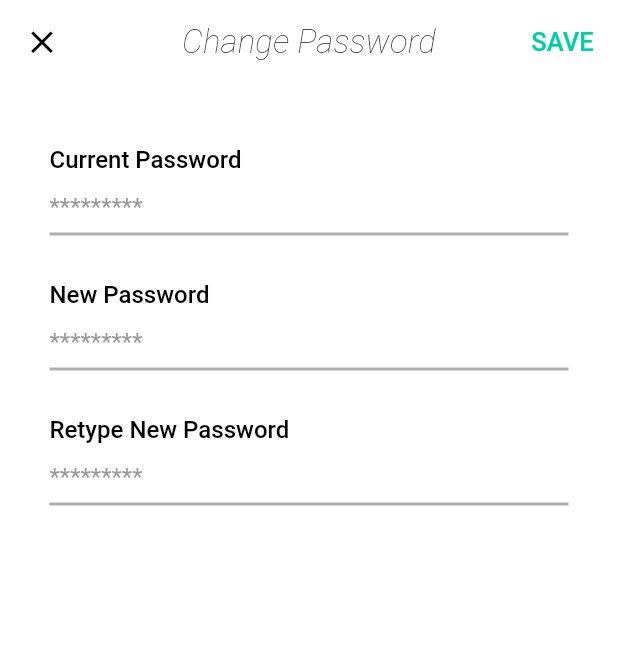
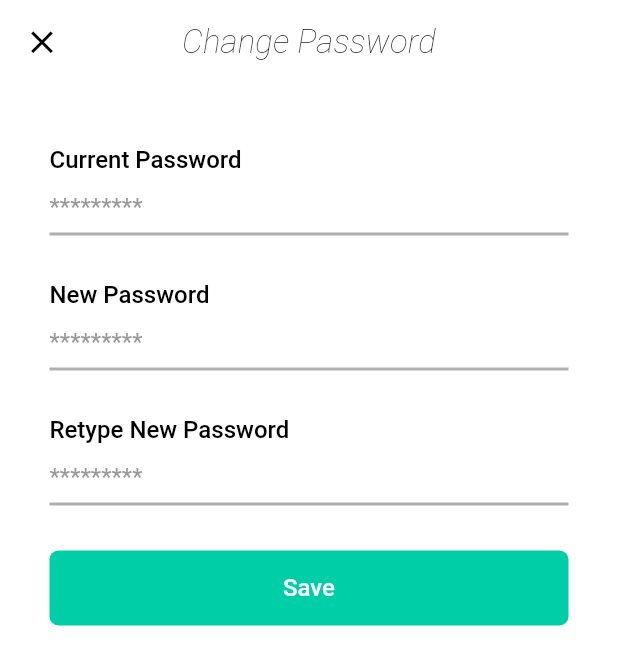
Before and after one commit to duykhanp7/TravelApplication, a Flutter app: the EditingProfile screen opened by its route, after a tap on "Change password", on a phone screen of 412 x 824 dp. Shown: the top 665 px of the screen. Run offline on Flutter 3.47's test engine with Material 2 defaults, Android fonts, the phone set to English and light mode, and no system bars; our stand-ins replace bloc, bloc_concurrency, camera, dio, equatable, flutter_bloc and 10 more; missing offline and left inert: video_viewer; accounts and stored records are empty.

Commit message:
TRAVEL-49-implement-api-reset-password

```diff
--- a/lib/common/enum/enums.dart
+++ b/lib/common/enum/enums.dart
@@ -39,4 +39,4 @@ enum Searching { itemTourGuides, itemsTours }
 
 enum EditTripInformationMode { createNewTrip, editTripInformation }
 
-enum Password { reset, change }
+enum PasswordMode { reset, change }
--- a/lib/data/dio/api_client.dart
+++ b/lib/data/dio/api_client.dart
@@ -1,6 +1,6 @@
 import 'package:dio/dio.dart';
-import 'package:flutter/cupertino.dart';
 import 'package:travel_booking_tour/data/dio/api_interface.dart';
+import 'package:travel_booking_tour/data/dio/dio_interceptor.dart';
 import 'package:travel_booking_tour/data/network/network_exception.dart';
 
 class ApiService implements ApiInterface {
@@ -17,6 +17,7 @@ class ApiService implements ApiInterface {
     // _baseOptions.contentType = 'application/json';
     // _baseOptions.headers = {'Content-Type': 'application/json'};
     // dio.options = _baseOptions;
+    dio.interceptors.add(DioInterceptor());
   }
 
   @override
--- a/lib/features/auth/change_password/bloc/bloc_change_password_event.dart
+++ b/lib/features/auth/change_password/bloc/bloc_change_password_event.dart
@@ -10,14 +10,14 @@ class BlocChangePasswordEventInitial extends BlocChangePasswordEvent {
 class BlocChangePasswordEventChangeCurrentPassword
     extends BlocChangePasswordEvent {
   BlocChangePasswordEventChangeCurrentPassword({required this.currentPassword});
-  final String currentPassword;
+  final String? currentPassword;
   @override
   List<Object?> get props => [currentPassword];
 }
 
 class BlocChangePasswordEventChangeNewPassword extends BlocChangePasswordEvent {
   BlocChangePasswordEventChangeNewPassword({required this.newPassword});
-  final String newPassword;
+  final String? newPassword;
   @override
   List<Object?> get props => [newPassword];
 }
@@ -26,7 +26,7 @@ class BlocChangePasswordEventChangeRetypeNewPassword
     extends BlocChangePasswordEvent {
   BlocChangePasswordEventChangeRetypeNewPassword(
       {required this.retypePassword});
-  final String retypePassword;
+  final String? retypePassword;
   @override
   List<Object?> get props => [retypePassword];
 }
--- a/lib/features/auth/change_password/bloc/bloc_change_password_state.dart
+++ b/lib/features/auth/change_password/bloc/bloc_change_password_state.dart
@@ -16,9 +16,9 @@ class BlocChangePasswordStateTokenResetPasswordInvalid
   List<Object?> get props => [time];
 }
 
-class BlocChangePasswordStateSendEmailResult extends BlocChangePasswordState {
-  BlocChangePasswordStateSendEmailResult({required this.appResult});
+class BlocChangePasswordStateResult extends BlocChangePasswordState {
+  BlocChangePasswordStateResult({required this.appResult});
   final AppResult appResult;
   @override
-  List<Object?> get props => [];
+  List<Object?> get props => [appResult];
 }
--- a/lib/features/auth/change_password/change_password_screen.dart
+++ b/lib/features/auth/change_password/change_password_screen.dart
@@ -7,6 +7,7 @@ import 'package:travel_booking_tour/common/enum/enums.dart';
 import 'package:travel_booking_tour/features/auth/change_password/bloc/bloc_change_password_event.dart';
 import 'package:travel_booking_tour/features/auth/change_password/bloc/bloc_change_password_state.dart';
 import 'package:travel_booking_tour/res/app_appbar.dart';
+import 'package:travel_booking_tour/res/button.dart';
 import 'package:travel_booking_tour/router/path.dart';
 
 import '../../../res/app_dialog.dart';
@@ -14,7 +15,6 @@ import '../../../res/colors.dart';
 import '../../../res/input_field.dart';
 import '../../../res/styles.dart';
 import '../../../res/system.dart';
-import '../../../res/validator.dart';
 import '../../../router/routes.dart';
 import 'bloc/bloc_change_password_screen.dart';
 
@@ -28,7 +28,7 @@ class ChangePasswordScreen extends StatefulWidget {
 }
 
 class _ChangePasswordScreen extends State<ChangePasswordScreen> {
-  Password mode = Password.change;
+  PasswordMode mode = PasswordMode.change;
   late FToast fToast;
   late BlocChangePasswordScreen _blocChangePasswordScreen;
 
@@ -45,9 +45,16 @@ class _ChangePasswordScreen extends State<ChangePasswordScreen> {
   @override
   Widget build(BuildContext context) {
     mode = (ModalRoute.of(context)?.settings.arguments as Map)[AppConstant.data]
-        as Password;
+        as PasswordMode;
 
-    return BlocListener<BlocChangePasswordScreen, BlocChangePasswordState>(
+    _blocChangePasswordScreen.setModePassword(mode);
+
+    return WillPopScope(
+      onWillPop: () async {
+        _blocChangePasswordScreen.currentPasswordController.text = '';
+        return true;
+      },
+      child: BlocListener<BlocChangePasswordScreen, BlocChangePasswordState>(
         listenWhen: (previous, current) =>
             current is BlocChangePasswordStateTokenResetPasswordInvalid,
         listener: (context, state) {
@@ -55,7 +62,8 @@ class _ChangePasswordScreen extends State<ChangePasswordScreen> {
             context: context,
             builder: (context) => AppDialog(
               typeDialog: TypeDialog.info,
-            content: 'The reset password token is expired, try to resend email',
+              content:
+                  'The reset password token is expired, try to resend email',
               negativeTitle: 'Dismiss',
               positiveTitle: 'OK',
               positiveAction: () {
@@ -66,27 +74,10 @@ class _ChangePasswordScreen extends State<ChangePasswordScreen> {
           );
         },
         child: Scaffold(
-        appBar: AppbarApp(
-            title: 'Change Password',
-            suffixWidget: Container(
-              alignment: Alignment.center,
-              width: 42,
-              height: 20,
-              margin: const EdgeInsets.only(right: 16),
-              child: InkWell(
-                child: Text(
-                  'SAVE',
-                  style: AppStyles.titleMedium.copyWith(
-                      fontSize: 17,
-                      fontWeight: FontWeight.w500,
-                      color: AppColors.primary),
-                ),
-                onTap: () => _blocChangePasswordScreen
-                    .add(BlocChangePasswordEventClickButtonSave()),
-              ),
-            )),
+          appBar: const AppbarApp(title: 'Change Password'),
           backgroundColor: AppColors.white,
           body: _buildBody(),
+        ),
       ),
     );
   }
@@ -95,27 +86,39 @@ class _ChangePasswordScreen extends State<ChangePasswordScreen> {
     return SafeArea(
         child: Padding(
       padding: const EdgeInsets.fromLTRB(33, 41, 33, 41),
+      child: SingleChildScrollView(
+        physics: const BouncingScrollPhysics(),
+        child: Form(
+          key: _blocChangePasswordScreen.formKeyChangePassword,
           child: Column(
             children: [
-          mode == Password.change
+              mode == PasswordMode.change
                   ? Container(
                       alignment: Alignment.centerLeft,
                       child: AppTextField(
                           hintText: '*********',
+                          textEditingController: _blocChangePasswordScreen
+                              .currentPasswordController,
                           obsecureText: true,
                           labelText: "Current Password",
-                      validator: AppValidator.validateTextFieldPasword,
-                      onChange: (value) {}),
+                          validator: _blocChangePasswordScreen
+                              .validateTextFieldCurrentPasword,
+                          onChange: (value) => _blocChangePasswordScreen.add(
+                              BlocChangePasswordEventChangeCurrentPassword(
+                                  currentPassword: value))),
                     )
                   : Container(),
-          mode == Password.change ? const SizedBox(height: 30) : Container(),
+              mode == PasswordMode.change
+                  ? const SizedBox(height: 30)
+                  : Container(),
               Container(
                 alignment: Alignment.centerLeft,
                 child: AppTextField(
                     hintText: '*********',
                     obsecureText: true,
                     labelText: "New Password",
-                validator: AppValidator.validateTextFieldPasword,
+                    validator:
+                        _blocChangePasswordScreen.validateTextFieldNewPasword,
                     onChange: (value) => _blocChangePasswordScreen.add(
                         BlocChangePasswordEventChangeNewPassword(
                             newPassword: value))),
@@ -127,12 +130,39 @@ class _ChangePasswordScreen extends State<ChangePasswordScreen> {
                     hintText: '*********',
                     obsecureText: true,
                     labelText: "Retype New Password",
-                validator: AppValidator.validateTextFieldPasword,
+                    validator:
+                        _blocChangePasswordScreen.validateTextFieldRePasword,
                     onChange: (value) => _blocChangePasswordScreen.add(
                         BlocChangePasswordEventChangeRetypeNewPassword(
                             retypePassword: value))),
               ),
+              const SizedBox(height: 30),
+              BlocBuilder<BlocChangePasswordScreen, BlocChangePasswordState>(
+                builder: (context, state) {
+                  bool isLoading = false;
+                  if (state is BlocChangePasswordStateResult) {
+                    if (state.appResult.state == ResultState.loading) {
+                      isLoading = true;
+                    } else if (state.appResult.state == ResultState.success ||
+                        state.appResult.state == ResultState.fail) {
+                      isLoading = false;
+                    }
+                  }
+                  return PrimaryActiveButton(
+                    text: 'Save',
+                    allCaps: false,
+                    isLoading: isLoading,
+                    margin: EdgeInsets.zero,
+                    textStyle:
+                        AppStyles.titleMedium.copyWith(color: AppColors.white),
+                    onTap: () => _blocChangePasswordScreen
+                        .add(BlocChangePasswordEventClickButtonSave()),
+                  );
+                },
+              )
             ],
+          ),
+        ),
       ),
     ));
   }
--- a/lib/features/auth/forgot_password/bloc/bloc_forgot_password_state.dart
+++ b/lib/features/auth/forgot_password/bloc/bloc_forgot_password_state.dart
@@ -8,8 +8,8 @@ class BlocForgotPasswordStateInitial extends BlocForgotPasswordState {
   List<Object?> get props => [];
 }
 
-class BlocForgotPasswordStateResult extends BlocForgotPasswordState {
-  BlocForgotPasswordStateResult({required this.appResult});
+class BlocChangePasswordStateSendEmailResult extends BlocForgotPasswordState {
+  BlocChangePasswordStateSendEmailResult({required this.appResult});
   final AppResult appResult;
   @override
   List<Object?> get props => [appResult];
--- a/lib/features/setting/screen/editing_profile_screen.dart
+++ b/lib/features/setting/screen/editing_profile_screen.dart
@@ -171,7 +171,7 @@ class _EditingProfile extends State<EditingProfile> {
           alignment: Alignment.centerLeft,
           child: InkWell(
               onTap: () => Routes.navigateTo(AppPath.settingChangePassword,
-                  {AppConstant.data: Password.change}),
+                  {AppConstant.data: PasswordMode.change}),
               child: Text(
                 'Change password',
                 style: AppStyles.titleSmall.copyWith(color: AppColors.primary),
--- a/lib/features/splash/bloc/bloc_splash_screen.dart
+++ b/lib/features/splash/bloc/bloc_splash_screen.dart
@@ -42,7 +42,7 @@ class BlocSplashScreen extends Bloc<BlocSplashEvent, BlocSplashState> {
         String? deepLink = await appStorage.getData(AppConstant.deeplink);
         if (deepLink != null) {
           Routes.navigateToAndRemoveUntil(AppPath.settingChangePassword,
-              {AppConstant.data: Password.reset});
+              {AppConstant.data: PasswordMode.reset});
         } else {
           Routes.navigateToAndRemoveUntil(AppPath.signInScreen, {});
         }
```
Also changed, not shown: lib/data/dio/dio_interceptor.dart (added, +52 -0 lines), lib/data/network/network_exception.dart (+0 -21 lines), lib/features/auth/change_password/bloc/bloc_change_password_screen.dart (+91 -5 lines), lib/features/auth/forgot_password/bloc/bloc_forgot_password_screen.dart (+4 -4 lines), lib/features/auth/forgot_password/forgot_password_screen.dart (+4 -4 lines), lib/features/auth/repository/auth_repository.dart (+12 -0 lines), lib/service/dynamic_deep_link_service.dart (+4 -8 lines). Lines whose indentation alone changed are shown as unchanged.
